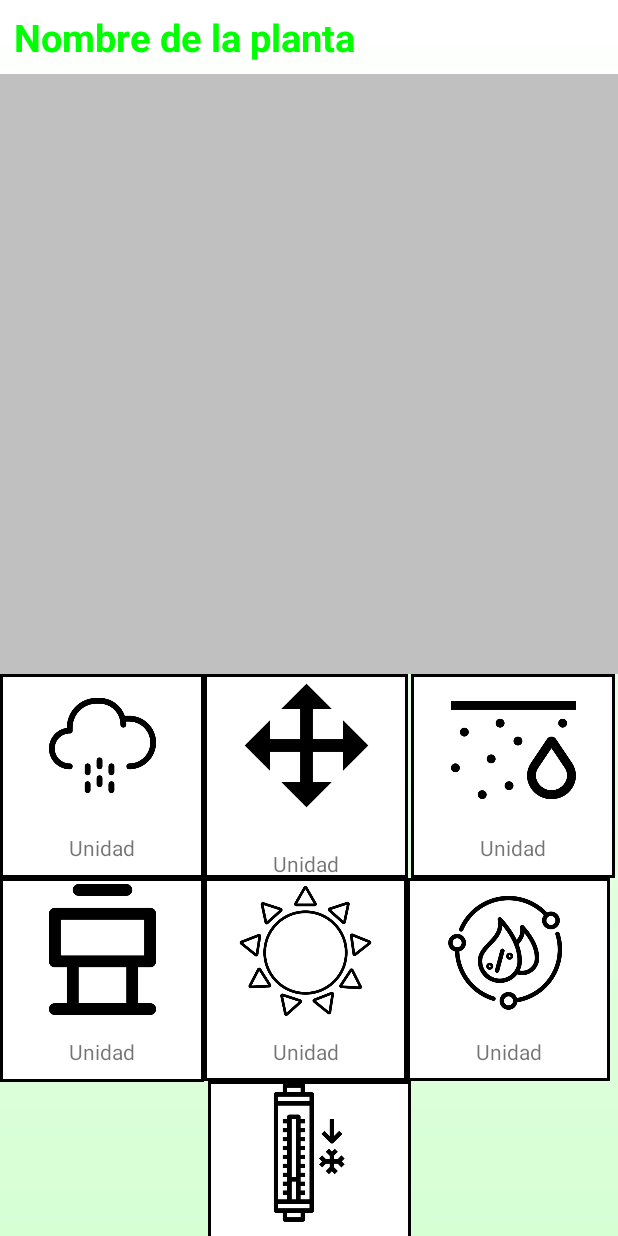
After one commit to jerocen/Interfaces_Integradora, an Android app: the DetallePlanta screen opened directly, with no data from a screen before it, on a phone screen of 412 x 824 dp. The commit adds this screen. Run offline under Robolectric (Android 15) with nearby library versions, the phone set to English and light mode, and no system bars; Roboto replaces fonts that are not available here; 2 statements that could not run were skipped.

Commit message:
Vista de la información de la planta, además del diseño.

```diff
--- a/app/src/main/AndroidManifest.xml
+++ b/app/src/main/AndroidManifest.xml
@@ -15,6 +15,9 @@
         android:theme="@style/Theme.Interfaces_Integradora"
         android:usesCleartextTraffic="true"
         tools:targetApi="31">
+        <activity
+            android:name=".DetallePlanta"
+            android:exported="false" />
         <activity
             android:name=".Background_flur"
             android:exported="false" />
--- /dev/null
+++ b/app/src/main/java/com/example/interfaces_integradora/DetallePlanta.java
@@ -0,0 +1,34 @@
+package com.example.interfaces_integradora;
+
+import androidx.appcompat.app.AppCompatActivity;
+import android.widget.ImageView;
+import android.widget.TextView;
+import android.content.Intent;
+import android.os.Bundle;
+
+
+public class DetallePlanta extends AppCompatActivity {
+
+    @Override
+    protected void onCreate(Bundle savedInstanceState)
+    {
+        super.onCreate(savedInstanceState);
+        setContentView(R.layout.activity_detalle_planta);
+
+        Intent intent = getIntent();
+        if (intent != null) {
+            ItemPlant selectedPlant = (ItemPlant) intent.getSerializableExtra("PLANTA_SELECCIONADA");
+
+            // Aquí puedes usar los datos de la planta seleccionada para mostrar detalles
+            if (selectedPlant != null) {
+                // Por ejemplo, puedes mostrar el nombre de la planta en un TextView
+                TextView textViewNombre = findViewById(R.id.textview_nombre_planta);
+                textViewNombre.setText(selectedPlant.getNombre());
+
+                // También puedes mostrar la imagen de la planta en un ImageView
+                ImageView imageViewPlanta = findViewById(R.id.imageview_planta);
+                imageViewPlanta.setImageResource(selectedPlant.getImage());
+            }
+        }
+    }
+}
--- a/app/src/main/java/com/example/interfaces_integradora/PlantsAdaptador.java
+++ b/app/src/main/java/com/example/interfaces_integradora/PlantsAdaptador.java
@@ -34,6 +34,12 @@ public class PlantsAdaptador extends RecyclerView.Adapter<PlantsHolder>
     {
         holder.nombre.setText(items.get(position).getNombre());
         holder.imageview.setImageResource(items.get(position).getImage());
+
+        holder.itemView.setOnClickListener(v -> {
+            if (mListener != null) {
+                mListener.onItemClick(position);
+            }
+        });
     }
 
     @Override
@@ -41,4 +47,15 @@ public class PlantsAdaptador extends RecyclerView.Adapter<PlantsHolder>
     {
         return items.size();
     }
+
+    public interface OnItemClickListener {
+        void onItemClick(int position);
+    }
+
+    private OnItemClickListener mListener;
+
+    public void setOnItemClickListener(OnItemClickListener listener) {
+        mListener = listener;
+    }
+
 }
--- a/app/src/main/java/com/example/interfaces_integradora/View/MyPlants.java
+++ b/app/src/main/java/com/example/interfaces_integradora/View/MyPlants.java
@@ -14,6 +14,7 @@ import android.util.Log;
 import android.widget.Button;
 import android.widget.Toast;
 
+import com.example.interfaces_integradora.DetallePlanta;
 import com.example.interfaces_integradora.Models.AuthLogout;
 import com.example.interfaces_integradora.Models.ItemPlant;
 import com.example.interfaces_integradora.PlantsAdaptador;
@@ -85,5 +86,11 @@ public class MyPlants extends AppCompatActivity {
 
         recyclerView.setLayoutManager(new LinearLayoutManager(this));
         recyclerView.setAdapter(new PlantsAdaptador(getApplicationContext(),itemPlants));
+
+        PlantsAdaptador adapter = new PlantsAdaptador(getApplicationContext(), itemPlants);
+        recyclerView.setLayoutManager(new LinearLayoutManager(this));
+        recyclerView.setAdapter(adapter);
+
+
     }
 }
--- /dev/null
+++ b/app/src/main/res/drawable/borders_info_plant.xml
@@ -0,0 +1,32 @@
+<?xml version="1.0" encoding="utf-8"?>
+<layer-list xmlns:android="http://schemas.android.com/apk/res/android">
+    <item>
+        <shape android:shape="rectangle">
+            <solid android:color="@color/black"/>
+        </shape>
+    </item>
+
+    <item android:left="2dp">
+        <shape android:shape="rectangle">
+            <solid android:color="@color/black"/>
+        </shape>
+    </item>
+
+    <item android:left="2dp" android:top="2dp">
+        <shape android:shape="rectangle">
+            <solid android:color="@color/black"/>
+        </shape>
+    </item>
+
+    <item android:left="2dp" android:top="2dp" android:right="2dp">
+        <shape android:shape="rectangle">
+            <solid android:color="@color/black"/>
+        </shape>
+    </item>
+
+    <item android:left="2dp" android:top="2dp" android:right="2dp" android:bottom="2dp">
+        <shape android:shape="rectangle">
+            <solid android:color="@color/white"/>
+        </shape>
+    </item>
+</layer-list>
--- a/app/src/main/res/layout/activity_about.xml
+++ b/app/src/main/res/layout/activity_about.xml
@@ -9,8 +9,9 @@
 
     <androidx.constraintlayout.widget.ConstraintLayout
         android:layout_width="match_parent"
+        android:layout_height="match_parent"
         android:layout_margin="20dp"
-        android:layout_height="500dp">
+        >
 
         <TextView
             android:id="@+id/titleAbout"
@@ -31,6 +32,9 @@
             android:layout_height="match_parent"
             android:textAlignment="inherit"
             android:textSize="20dp"
+            android:justification="inter_word"
+            android:background="#f3f3f3"
+            android:padding="10dp"
             android:text="Nuestra marca tiene la visión y el objetivo de proporcionarle a nuestros usuarios una buena forma de cuidar sus cultivos y plantas, así como llevar a cabo un riguroso seguimiento del estado actual de las mismas. Y es con esta aplicación que se cumplen dichas funciones dependiendo de las plantas que el usuario tenga entre otros aspectos."
             app:layout_constraintBottom_toBottomOf="parent"
             app:layout_constraintEnd_toEndOf="parent"
--- a/app/src/main/res/layout/activity_contact.xml
+++ b/app/src/main/res/layout/activity_contact.xml
@@ -9,7 +9,7 @@
 
     <androidx.constraintlayout.widget.ConstraintLayout
         android:layout_width="match_parent"
-        android:layout_height="wrap_content"
+        android:layout_height="match_parent"
         android:background="#f3f3f3"
         android:layout_margin="70dp"
         android:padding="20dp"
@@ -18,54 +18,46 @@
         <TextView
             android:id="@+id/textView4"
             android:layout_width="210dp"
+            android:layout_height="wrap_content"
+            android:layout_marginTop="65dp"
+            android:layout_marginBottom="20dp"
+            android:background="@color/gris"
+            android:padding="5dp"
+            android:text="Contactate con Nosotros"
             android:textAlignment="center"
-            android:layout_marginBottom="20dp"
-            android:layout_marginTop="65dp"
-            android:layout_height="wrap_content"
+            android:textColor="@color/white"
+            android:textSize="30dp"
             android:textStyle="bold"
-            android:text="Contactate con Nosotros"
+            app:layout_constraintBottom_toTopOf="@+id/editText"
             app:layout_constraintEnd_toEndOf="parent"
-            android:textSize="30dp"
-            app:layout_constraintVertical_bias="0.2"
             app:layout_constraintStart_toStartOf="parent"
-            app:layout_constraintTop_toTopOf="parent" />
+            app:layout_constraintTop_toTopOf="parent"
+            app:layout_constraintVertical_bias="0.2" />
 
-        <TextView
-            android:id="@+id/textView5"
-            android:layout_width="wrap_content"
-            android:layout_height="wrap_content"
-            android:text="correo@gmail.com"
-            android:layout_marginTop="20dp"
+
+        <EditText
+            android:id="@+id/editText"
+            android:layout_width="230dp"
+            android:layout_height="match_parent"
+            android:layout_marginTop="25dp"
+            android:background="@color/grisClaro"
+            android:gravity="start|top"
+            android:hint="Ingresa tu mensaje aquí"
+            android:inputType="textMultiLine"
+            android:lines="5"
+            android:padding="4dp"
             app:layout_constraintBottom_toBottomOf="parent"
             app:layout_constraintEnd_toEndOf="parent"
             app:layout_constraintStart_toStartOf="parent"
-            app:layout_constraintTop_toBottomOf="@+id/textView4"
-            app:layout_constraintVertical_bias="0.04"
-            android:textSize="19dp"
-            app:layout_constraintHorizontal_bias="0.20"
-            />
-
-        <EditText
-            android:id="@+id/editText"
-            android:layout_marginTop="25dp"
-            android:layout_width="230dp"
-            android:layout_height="match_parent"
-            android:hint="Ingresa tu mensaje aquí"
-            android:inputType="textMultiLine"
-            android:lines="5"
-            android:gravity="start|top"
-            app:layout_constraintVertical_bias="0.04"
-            app:layout_constraintBottom_toBottomOf="parent"
-            app:layout_constraintEnd_toEndOf="parent"
-            app:layout_constraintStart_toStartOf="parent"
-            app:layout_constraintTop_toBottomOf="@+id/textView5" />
+            app:layout_constraintVertical_bias="0.04" />
 
         <Button
+            android:id="@+id/button3"
             android:layout_width="wrap_content"
             android:layout_height="wrap_content"
+            android:layout_marginTop="90dp"
             android:background="@drawable/btnlogin"
             android:text="Enviar"
-            android:layout_marginTop="30dp"
             android:textColor="@color/white"
             app:layout_constraintBottom_toBottomOf="parent"
             app:layout_constraintEnd_toEndOf="parent"
--- /dev/null
+++ b/app/src/main/res/layout/activity_detalle_planta.xml
@@ -0,0 +1,270 @@
+<?xml version="1.0" encoding="utf-8"?>
+<androidx.constraintlayout.widget.ConstraintLayout xmlns:android="http://schemas.android.com/apk/res/android"
+    xmlns:app="http://schemas.android.com/apk/res-auto"
+    xmlns:tools="http://schemas.android.com/tools"
+    android:layout_width="match_parent"
+    android:layout_height="match_parent"
+    android:background="@drawable/shapebackground"
+    tools:context=".DetallePlanta">
+
+    <TextView
+        android:layout_width="wrap_content"
+        android:layout_height="wrap_content"
+        android:text="Nombre de la planta"
+        app:layout_constraintTop_toTopOf="parent"
+        app:layout_constraintStart_toStartOf="parent"
+        app:layout_constraintEnd_toEndOf="parent"
+        app:layout_constraintBottom_toTopOf="@id/imagePlantView"
+        app:layout_constraintHorizontal_bias="0.05"
+        android:textStyle="bold"
+        android:textColor="@color/verdeClaro"
+        android:textSize="25dp"
+        />
+
+    <!--Imagen de la planta-->
+    <androidx.constraintlayout.widget.ConstraintLayout
+        android:id="@+id/imagePlantView"
+        android:layout_width="match_parent"
+        android:layout_height="400dp"
+        android:background="@color/grisClaro"
+        app:layout_constraintEnd_toEndOf="parent"
+        app:layout_constraintTop_toTopOf="parent"
+        app:layout_constraintStart_toStartOf="parent"
+        app:layout_constraintBottom_toBottomOf="parent"
+        app:layout_constraintVertical_bias="0.06"
+        android:layout_marginTop="25dp"
+        >
+
+
+    </androidx.constraintlayout.widget.ConstraintLayout>
+
+    <!--Sensor de lluvia-->
+    <androidx.constraintlayout.widget.ConstraintLayout
+        android:id="@+id/lluviaInfo"
+        android:layout_width="136dp"
+        android:layout_height="136dp"
+        android:background="@drawable/borders_info_plant"
+        app:layout_constraintStart_toStartOf="parent"
+        app:layout_constraintTop_toBottomOf="@id/imagePlantView"
+        >
+        <ImageView
+            android:id="@+id/lluvia"
+            android:layout_width="95dp"
+            android:layout_height="95dp"
+            android:src="@drawable/rain_120356"
+            app:layout_constraintTop_toTopOf="parent"
+            app:layout_constraintStart_toStartOf="parent"
+            app:layout_constraintEnd_toEndOf="parent"
+            />
+
+        <TextView
+            android:id="@+id/lluviaValor"
+            android:layout_width="wrap_content"
+            android:layout_height="wrap_content"
+            android:text="Unidad"
+            app:layout_constraintTop_toBottomOf="@id/lluvia"
+            app:layout_constraintStart_toStartOf="parent"
+            app:layout_constraintEnd_toEndOf="parent"
+            app:layout_constraintBottom_toBottomOf="parent"
+            />
+
+    </androidx.constraintlayout.widget.ConstraintLayout>
+
+    <!--Movimiento-->
+    <androidx.constraintlayout.widget.ConstraintLayout
+        android:id="@+id/movimientoInfo"
+        android:layout_width="136dp"
+        android:layout_height="136dp"
+        android:background="@drawable/borders_info_plant"
+        app:layout_constraintTop_toBottomOf="@id/imagePlantView"
+        app:layout_constraintStart_toEndOf="@id/lluviaInfo"
+        >
+
+        <ImageView
+            android:layout_width="95dp"
+            android:layout_height="95dp"
+            app:layout_constraintTop_toTopOf="parent"
+            app:layout_constraintStart_toStartOf="parent"
+            app:layout_constraintEnd_toEndOf="parent"
+            android:src="@drawable/move_39551"/>
+
+        <TextView
+            android:id="@+id/movimientoValor"
+            android:layout_width="wrap_content"
+            android:layout_height="wrap_content"
+            app:layout_constraintStart_toStartOf="parent"
+            app:layout_constraintEnd_toEndOf="parent"
+            app:layout_constraintBottom_toBottomOf="parent"
+            android:text="Unidad"
+            />
+
+    </androidx.constraintlayout.widget.ConstraintLayout>
+
+    <!--Humedad del suelo-->
+    <androidx.constraintlayout.widget.ConstraintLayout
+        android:id="@+id/humedadSueloInfo"
+        android:layout_width="136dp"
+        android:layout_height="136dp"
+        android:background="@drawable/borders_info_plant"
+        app:layout_constraintTop_toBottomOf="@id/imagePlantView"
+        app:layout_constraintStart_toEndOf="@id/movimientoInfo"
+        app:layout_constraintEnd_toEndOf="parent"
+        >
+
+        <ImageView
+            android:id="@+id/humedadSuelo"
+            android:layout_width="95dp"
+            android:layout_height="95dp"
+            android:src="@drawable/moisture_soil_icon_216885"
+            app:layout_constraintTop_toTopOf="parent"
+            app:layout_constraintStart_toStartOf="parent"
+            app:layout_constraintEnd_toEndOf="parent"
+            />
+
+        <TextView
+            android:id="@+id/humedadSueloValor"
+            android:layout_width="wrap_content"
+            android:layout_height="wrap_content"
+            android:text="Unidad"
+            app:layout_constraintBottom_toBottomOf="parent"
+            app:layout_constraintEnd_toEndOf="parent"
+            app:layout_constraintStart_toStartOf="parent"
+            app:layout_constraintTop_toBottomOf="@id/humedadSuelo"
+
+            />
+
+    </androidx.constraintlayout.widget.ConstraintLayout>
+
+    <!--Medición del agua-->
+    <androidx.constraintlayout.widget.ConstraintLayout
+        android:id="@+id/medicionAguaInfo"
+        android:layout_width="136dp"
+        android:layout_height="136dp"
+        android:background="@drawable/borders_info_plant"
+        app:layout_constraintTop_toBottomOf="@id/lluviaInfo"
+        app:layout_constraintStart_toStartOf="parent"
+        >
+
+        <ImageView
+            android:id="@+id/medicionAgua"
+            android:layout_width="95dp"
+            android:layout_height="95dp"
+            android:src="@drawable/game_pipe_worker_labor_water_icon_133751"
+            app:layout_constraintTop_toTopOf="parent"
+            app:layout_constraintStart_toStartOf="parent"
+            app:layout_constraintEnd_toEndOf="parent"
+            />
+
+        <TextView
+            android:layout_width="wrap_content"
+            android:layout_height="wrap_content"
+            android:text="Unidad"
+            app:layout_constraintBottom_toBottomOf="parent"
+            app:layout_constraintStart_toStartOf="parent"
+            app:layout_constraintEnd_toEndOf="parent"
+            app:layout_constraintTop_toBottomOf="@id/medicionAgua"
+            />
+
+    </androidx.constraintlayout.widget.ConstraintLayout>
+
+    <!--Luz-->
+    <androidx.constraintlayout.widget.ConstraintLayout
+        android:id="@+id/luzInfo"
+        android:layout_width="135dp"
+        android:layout_height="135dp"
+        app:layout_constraintTop_toBottomOf="@id/movimientoInfo"
+        app:layout_constraintStart_toEndOf="@id/medicionAguaInfo"
+        android:background="@drawable/borders_info_plant"
+        >
+
+        <ImageView
+            android:id="@+id/Luz"
+            android:layout_width="95dp"
+            android:layout_height="95dp"
+            android:src="@drawable/sun_weather_solar_sunny_bright_summer_warm_icon_221549"
+            app:layout_constraintTop_toTopOf="parent"
+            app:layout_constraintStart_toStartOf="parent"
+            app:layout_constraintEnd_toEndOf="parent"
+            />
+
+        <TextView
+            android:layout_width="wrap_content"
+            android:layout_height="wrap_content"
+            android:text="Unidad"
+            app:layout_constraintStart_toStartOf="parent"
+            app:layout_constraintEnd_toEndOf="parent"
+            app:layout_constraintBottom_toBottomOf="parent"
+            app:layout_constraintTop_toBottomOf="@id/Luz"
+            />
+
+    </androidx.constraintlayout.widget.ConstraintLayout>
+
+    <!--Humedad del aire-->
+    <androidx.constraintlayout.widget.ConstraintLayout
+        android:id="@+id/humedadAireInfo"
+        android:layout_width="135dp"
+        android:layout_height="135dp"
+        android:background="@drawable/borders_info_plant"
+        app:layout_constraintTop_toBottomOf="@id/humedadSueloInfo"
+        app:layout_constraintStart_toEndOf="@id/luzInfo"
+        app:layout_constraintVertical_bias="0.35"
+        app:layout_constraintHorizontal_bias="0.1"
+        >
+
+        <ImageView
+            android:id="@+id/humedadAire"
+            android:layout_width="95dp"
+            android:layout_height="95dp"
+            app:layout_constraintTop_toTopOf="parent"
+            app:layout_constraintStart_toStartOf="parent"
+            app:layout_constraintEnd_toEndOf="parent"
+            android:src="@drawable/conditioning_humidity_smart_home_conditioner_air_icon_218657"
+            />
+
+        <TextView
+            android:layout_width="wrap_content"
+            android:layout_height="wrap_content"
+            android:text="Unidad"
+            app:layout_constraintStart_toStartOf="parent"
+            app:layout_constraintEnd_toEndOf="parent"
+            app:layout_constraintBottom_toBottomOf="parent"
+            app:layout_constraintTop_toBottomOf="@id/humedadAire"
+            />
+
+
+    </androidx.constraintlayout.widget.ConstraintLayout>
+
+    <!--Temperatura del aire-->
+    <androidx.constraintlayout.widget.ConstraintLayout
+        android:id="@+id/temperaturaAireInfo"
+        android:layout_width="135dp"
+        android:layout_height="135dp"
+        android:background="@drawable/borders_info_plant"
+        app:layout_constraintStart_toStartOf="parent"
+        app:layout_constraintEnd_toEndOf="parent"
+        app:layout_constraintTop_toBottomOf="@id/luzInfo"
+        >
+
+        <ImageView
+            android:id="@+id/temperaturaAire"
+            android:layout_width="95dp"
+            android:layout_height="95dp"
+            android:src="@drawable/temperature_temperature_hot_forecast_weather_icon_133125"
+            app:layout_constraintTop_toTopOf="parent"
+            app:layout_constraintStart_toStartOf="parent"
+            app:layout_constraintEnd_toEndOf="parent"
+            />
+
+        <TextView
+            android:layout_width="wrap_content"
+            android:layout_height="wrap_content"
+            app:layout_constraintStart_toStartOf="parent"
+            app:layout_constraintBottom_toBottomOf="parent"
+            app:layout_constraintEnd_toEndOf="parent"
+
+            android:text="Unidad"
+            />
+
+    </androidx.constraintlayout.widget.ConstraintLayout>
+
+</androidx.constraintlayout.widget.ConstraintLayout>
```
Also changed, not shown: app/src/main/res/drawable/conditioning_humidity_smart_home_conditioner_air_icon_218657.png (added), app/src/main/res/drawable/game_pipe_worker_labor_water_icon_133751.png (added), app/src/main/res/drawable/moisture_soil_icon_216885.png (added), app/src/main/res/drawable/move_39551.png (added), app/src/main/res/drawable/rain_120356.png (added), app/src/main/res/drawable/sun_weather_solar_sunny_bright_summer_warm_icon_221549.png (added), app/src/main/res/drawable/temperature_temperature_hot_forecast_weather_icon_133125.png (added).
